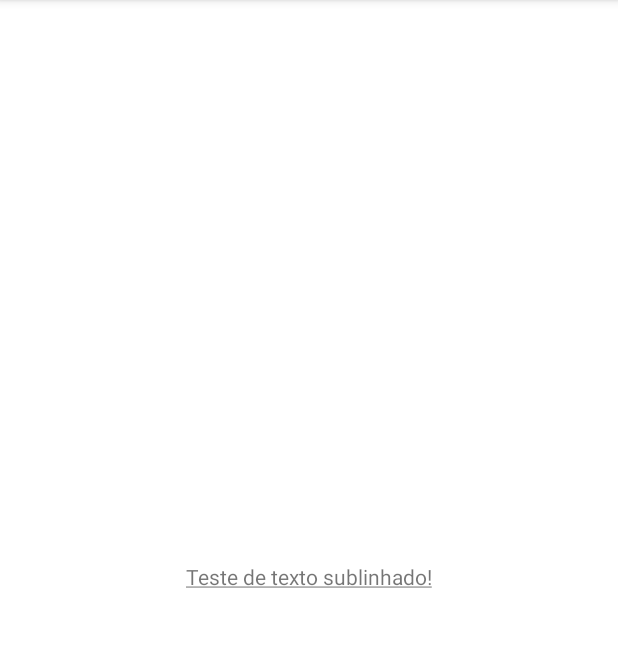
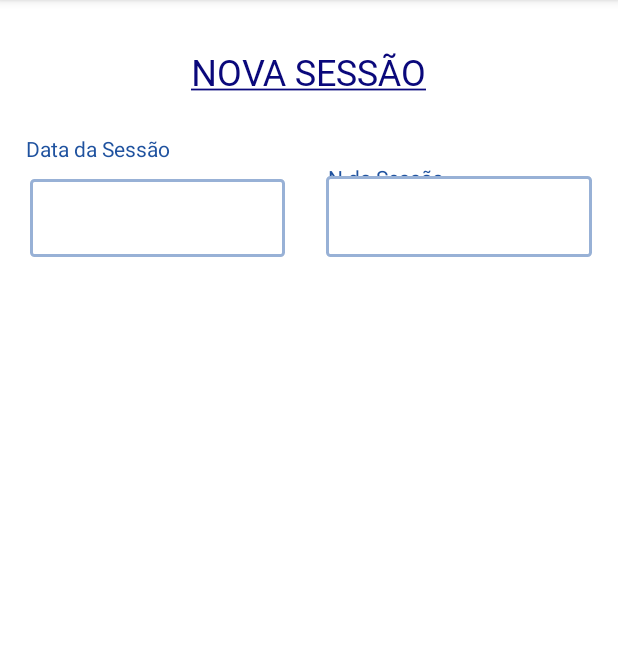
Before and after one commit to rubinhomaroti/EasyCoachApp, an Android app: the screen it shows after launch (LoginActivity), on a phone screen of 412 x 824 dp, the part 84-731 px from its top. Run offline under Robolectric (Android 15) with nearby library versions, the phone set to English and light mode, and no system bars.

Commit message:
definir background para editText

```diff
--- /dev/null
+++ b/app/src/main/res/drawable-v24/bg_edittext.xml
@@ -0,0 +1,11 @@
+<?xml version="1.0" encoding="utf-8"?>
+<selector xmlns:android="http://schemas.android.com/apk/res/android">
+        <item>
+            <shape android:shape="rectangle">
+                <solid android:color="#FFF"/> <!-- cor do sólido -->
+                <corners android:radius="2dp"/> <!-- valor do arredondamento das bordas -->
+                <stroke android:color="#98B1D6" android:width="2dp"/> <!-- cor da borda e tamanho dela -->
+                <!--<padding android:bottom="8dp" android:left="8dp" android:right="8dp" android:top="8dp"/> -->
+            </shape>
+        </item>
+</selector>
--- a/app/src/main/res/layout/activity_login.xml
+++ b/app/src/main/res/layout/activity_login.xml
@@ -10,9 +10,73 @@
         android:id="@+id/textView"
         android:layout_width="wrap_content"
         android:layout_height="wrap_content"
+        android:fontFamily="@font/nunito_bold"
         android:text="@string/teste"
+        android:textAlignment="center"
+        android:textColor="@color/dark_blue"
+        android:textSize="24sp"
+        app:layout_constraintBottom_toBottomOf="parent"
+        app:layout_constraintEnd_toEndOf="parent"
+        app:layout_constraintHorizontal_bias="0.497"
+        app:layout_constraintStart_toStartOf="parent"
+        app:layout_constraintTop_toTopOf="parent"
+        app:layout_constraintVertical_bias="0.043" />
+
+    <EditText
+        android:id="@+id/editTextDate"
+        android:layout_width="170dp"
+        android:layout_height="52dp"
+        android:layout_marginStart="16dp"
+        android:layout_marginTop="119dp"
+        android:layout_marginEnd="218dp"
+        android:background="@drawable/bg_edittext"
+        android:cursorVisible="false"
+        android:ems="10"
+        android:inputType="date"
+        app:layout_constraintEnd_toEndOf="parent"
+        app:layout_constraintStart_toStartOf="parent"
+        app:layout_constraintTop_toTopOf="parent" />
+
+    <TextView
+        android:id="@+id/tv_DataSessao"
+        android:layout_width="wrap_content"
+        android:layout_height="wrap_content"
+        android:layout_marginStart="16dp"
+        android:layout_marginTop="89dp"
+        android:layout_marginEnd="297dp"
+        android:text="Data da Sessão"
+        android:textColor="@color/fixText_blue"
+        app:layout_constraintEnd_toEndOf="parent"
+        app:layout_constraintStart_toStartOf="parent"
+        app:layout_constraintTop_toTopOf="parent" />
+
+    <TextView
+        android:id="@+id/textView4"
+        android:layout_width="wrap_content"
+        android:layout_height="wrap_content"
+        android:layout_marginStart="218dp"
+        android:layout_marginTop="90dp"
+        android:layout_marginEnd="115dp"
+        android:layout_marginBottom="622dp"
+        android:text="N da Sessão"
+        android:textColor="@color/fixText_blue"
         app:layout_constraintBottom_toBottomOf="parent"
         app:layout_constraintEnd_toEndOf="parent"
         app:layout_constraintStart_toStartOf="parent"
         app:layout_constraintTop_toTopOf="parent" />
+
+    <ListView
+        android:layout_width="177dp"
+        android:layout_height="54dp"
+        android:layout_marginStart="217dp"
+        android:layout_marginTop="117dp"
+        android:layout_marginEnd="13dp"
+        android:layout_marginBottom="569dp"
+        android:background="@drawable/bg_edittext"
+        app:layout_constraintBottom_toBottomOf="parent"
+        app:layout_constraintEnd_toEndOf="parent"
+        app:layout_constraintHorizontal_bias="0.0"
+        app:layout_constraintStart_toStartOf="parent"
+        app:layout_constraintTop_toTopOf="parent"
+        app:layout_constraintVertical_bias="0.0" />
 </androidx.constraintlayout.widget.ConstraintLayout>
--- a/app/src/main/res/values/colors.xml
+++ b/app/src/main/res/values/colors.xml
@@ -7,4 +7,7 @@
     <color name="teal_700">#FF018786</color>
     <color name="black">#FF000000</color>
     <color name="white">#FFFFFFFF</color>
+    <color name="dark_blue">#0A087B</color>
+    <color name="light_blue">#98B1D6</color>
+    <color name="fixText_blue">#1F529F</color>
 </resources>
--- a/app/src/main/res/values/strings.xml
+++ b/app/src/main/res/values/strings.xml
@@ -1,4 +1,4 @@
 <resources>
     <string name="app_name">EasyCoachApp</string>
-    <string name="teste"><u>Teste de texto sublinhado!</u></string>
+    <string name="teste"><u>NOVA SESSÃO</u></string>
 </resources>
```
